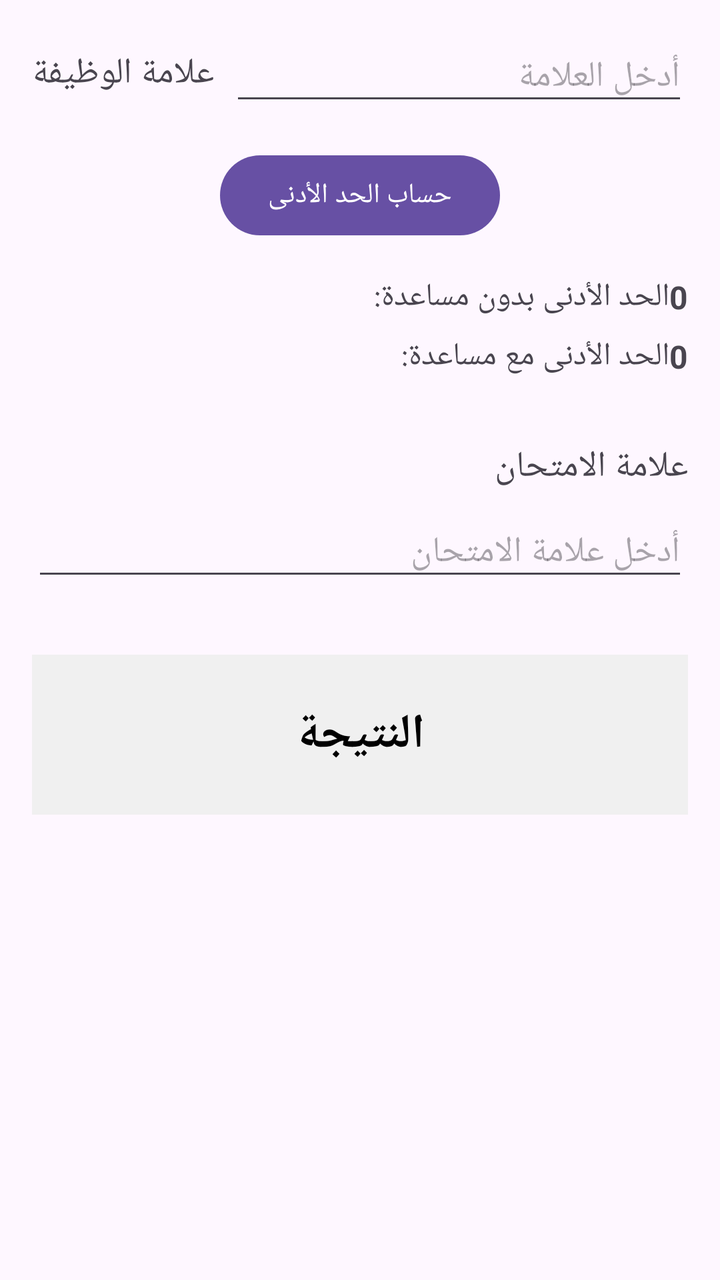
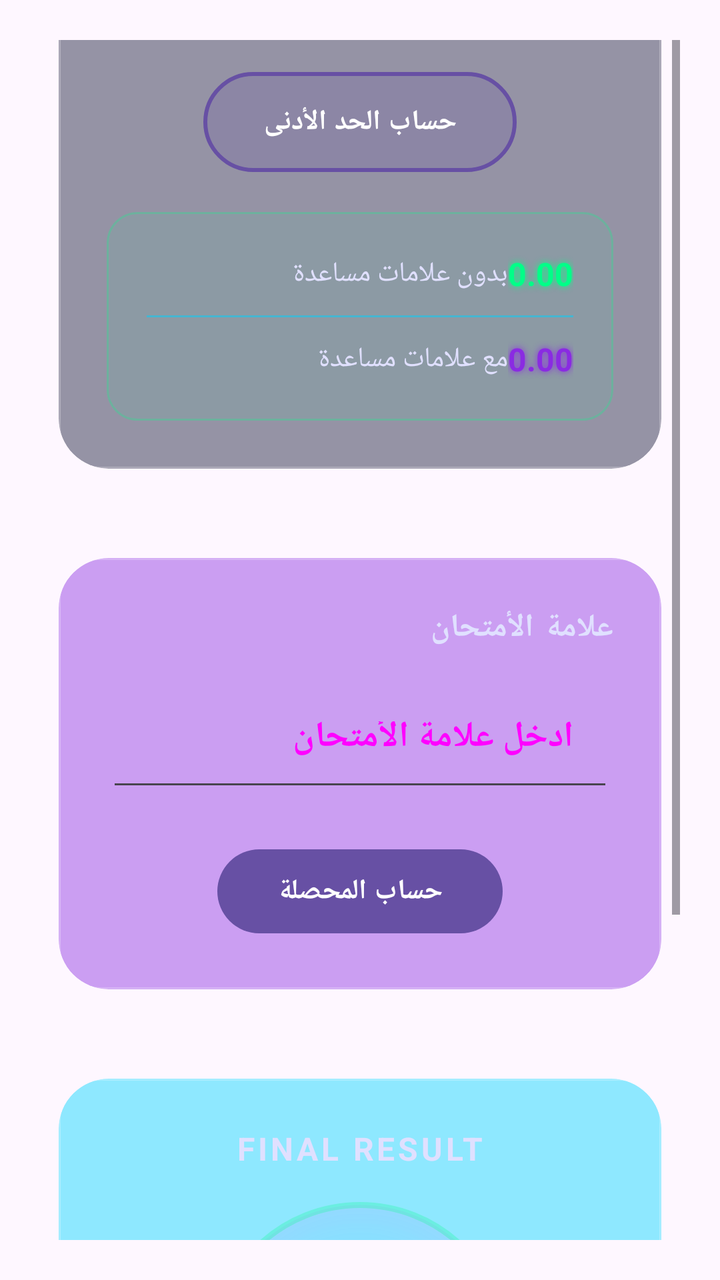

Two renders of the same Android screen: before a commit and after it. Below are the layout's source before the change and the commit's diff.
<!-- AndroidManifest.xml: application theme Theme.MXM_SVU_EXAM -->
<!-- res/layout/activity_main.xml -->
<?xml version="1.0" encoding="utf-8"?>
<LinearLayout xmlns:android="http://schemas.android.com/apk/res/android"
    android:layout_width="match_parent"
    android:layout_height="match_parent"
    android:orientation="vertical"
    android:padding="16dp">

    
    <LinearLayout
        android:layout_width="match_parent"
        android:layout_height="wrap_content"
        android:orientation="horizontal"
        android:gravity="center_vertical">

        <TextView
            android:layout_width="wrap_content"
            android:layout_height="wrap_content"
            android:text="علامة الوظيفة"
            android:textSize="18sp"
            android:layout_marginEnd="8dp" />

        <EditText
            android:id="@+id/etAssignment"
            android:layout_width="0dp"
            android:layout_height="wrap_content"
            android:layout_weight="1"
            android:inputType="numberDecimal"
            android:hint="أدخل العلامة" />

    </LinearLayout>

    
    <Button
        android:id="@+id/btnCalculateMin"
        android:layout_width="wrap_content"
        android:layout_height="wrap_content"
        android:text="حساب الحد الأدنى"
        android:layout_gravity="center"
        android:layout_marginTop="16dp" />

    
    <LinearLayout
        android:layout_width="match_parent"
        android:layout_height="wrap_content"
        android:orientation="horizontal"
        android:layout_marginTop="16dp">

        <TextView
            android:layout_width="0dp"
            android:layout_height="wrap_content"
            android:layout_weight="1"
            android:text="الحد الأدنى بدون مساعدة:"
            android:textSize="16sp" />

        <TextView
            android:id="@+id/tvMinWithoutHelp"
            android:layout_width="wrap_content"
            android:layout_height="wrap_content"
            android:text="0"
            android:textSize="16sp"
            android:textStyle="bold" />

    </LinearLayout>

    <LinearLayout
        android:layout_width="match_parent"
        android:layout_height="wrap_content"
        android:orientation="horizontal"
        android:layout_marginTop="8dp">

        <TextView
            android:layout_width="0dp"
            android:layout_height="wrap_content"
            android:layout_weight="1"
            android:text="الحد الأدنى مع مساعدة:"
            android:textSize="16sp" />

        <TextView
            android:id="@+id/tvMinWithHelp"
            android:layout_width="wrap_content"
            android:layout_height="wrap_content"
            android:text="0"
            android:textSize="16sp"
            android:textStyle="bold" />

    </LinearLayout>

    
    <TextView
        android:layout_width="match_parent"
        android:layout_height="wrap_content"
        android:text="علامة الامتحان"
        android:textSize="18sp"
        android:layout_marginTop="32dp" />

    <EditText
        android:id="@+id/etExam"
        android:layout_width="match_parent"
        android:layout_height="wrap_content"
        android:inputType="numberDecimal"
        android:hint="أدخل علامة الامتحان"
        android:layout_marginTop="8dp" />

    
    <TextView
        android:id="@+id/tvResult"
        android:layout_width="match_parent"
        android:layout_height="80dp"
        android:gravity="center"
        android:textSize="24sp"
        android:textStyle="bold"
        android:layout_marginTop="32dp"
        android:background="#f0f0f0"
        android:text="النتيجة"
        android:textColor="#000000" />

</LinearLayout>
<!-- resources referenced by this layout -->
<resources>
  <style name="Theme.MXM_SVU_EXAM" parent="Base.Theme.MXM_SVU_EXAM" />
  <style name="Base.Theme.MXM_SVU_EXAM" parent="Theme.Material3.DayNight.NoActionBar">
          
          
      </style>
</resources>

<!-- the commit's change to res/layout/activity_main.xml (unified diff, before → after) -->
@@ -1,117 +1,327 @@
 <?xml version="1.0" encoding="utf-8"?>
-<LinearLayout xmlns:android="http://schemas.android.com/apk/res/android"
+<ScrollView xmlns:android="http://schemas.android.com/apk/res/android"
+    xmlns:app="http://schemas.android.com/apk/res-auto"
     android:layout_width="match_parent"
     android:layout_height="match_parent"
-    android:orientation="vertical"
-    android:padding="16dp">
-
-    
+    android:background="@drawable/cyber_background"
+    android:padding="20dp"
+    android:fillViewport="true">
+
     <LinearLayout
         android:layout_width="match_parent"
         android:layout_height="wrap_content"
-        android:orientation="horizontal"
-        android:gravity="center_vertical">
-
-        <TextView
-            android:layout_width="wrap_content"
+        android:orientation="vertical"
+        android:layout_gravity="center">
+
+        <LinearLayout
+            android:layout_width="match_parent"
             android:layout_height="wrap_content"
-            android:text="علامة الوظيفة"
-            android:textSize="18sp"
-            android:layout_marginEnd="8dp" />
-
-        <EditText
-            android:id="@+id/etAssignment"
-            android:layout_width="0dp"
+            android:orientation="vertical"
+            android:gravity="center"
+            android:layout_marginBottom="40dp">
+
+            <TextView
+                android:layout_width="wrap_content"
+                android:layout_height="wrap_content"
+                android:text="حساب معدل النجاح"
+                android:textColor="@color/neon_pink"
+                android:textSize="42sp"
+                android:textStyle="bold"
+                android:letterSpacing="0.1"
+                android:shadowColor="@color/neon_pink"
+                android:shadowDx="0"
+                android:shadowDy="0"
+                android:shadowRadius="20" />
+
+            <TextView
+                android:layout_width="wrap_content"
+                android:layout_height="wrap_content"
+                android:text="EXAM CALCULATE"
+                android:textColor="@color/cyber_blue"
+                android:textSize="18sp"
+                android:textStyle="bold"
+                android:letterSpacing="0.2"
+                android:shadowColor="@color/cyber_blue"
+                android:shadowDx="0"
+                android:shadowDy="0"
+                android:shadowRadius="10" />
+
+        </LinearLayout>
+
+        <androidx.cardview.widget.CardView
+            android:layout_width="match_parent"
             android:layout_height="wrap_content"
-            android:layout_weight="1"
-            android:inputType="numberDecimal"
-            android:hint="أدخل العلامة" />
+            app:cardCornerRadius="25dp"
+            app:cardElevation="0dp"
+            app:cardBackgroundColor="@color/glass_dark"
+            android:layout_marginBottom="24dp"
+            app:cardUseCompatPadding="true">
+
+            <LinearLayout
+                android:layout_width="match_parent"
+                android:layout_height="wrap_content"
+                android:orientation="vertical"
+                android:padding="24dp"
+                android:background="@drawable/glass_effect">
+
+                <TextView
+                    android:layout_width="match_parent"
+                    android:layout_height="wrap_content"
+                    android:text="علامة الوظيفة"
+                    android:textColor="@color/text_cyber"
+                    android:textSize="16sp"
+                    android:textStyle="bold"
+                    android:letterSpacing="0.1"
+                    android:layout_marginBottom="16dp" />
+
+                <EditText
+                    android:id="@+id/etAssignment"
+                    android:layout_width="match_parent"
+                    android:layout_height="60dp"
+                    android:inputType="numberDecimal"
+                    android:hint="أدخال علامة الوظيفة"
+                    android:textColor="@color/text_neon"
+                    android:textColorHint="@color/cyber_blue"
+                    android:textSize="18sp"
+                    android:padding="20dp"
+                    android:background="@drawable/cyber_input"
+                    android:textStyle="bold" />
+
+                <Button
+                    android:id="@+id/btnCalculateMin"
+                    android:layout_width="wrap_content"
+                    android:layout_height="50dp"
+                    android:text="حساب الحد الأدنى"
+                    android:layout_gravity="center"
+                    android:layout_marginTop="20dp"
+                    android:paddingStart="30dp"
+                    android:paddingEnd="30dp"
+                    android:background="@drawable/cyber_button"
+                    android:textColor="@color/text_neon"
+                    android:textSize="14sp"
+                    android:textStyle="bold"
+                    android:letterSpacing="0.05" />
+
+                <LinearLayout
+                    android:layout_width="match_parent"
+                    android:layout_height="wrap_content"
+                    android:orientation="vertical"
+                    android:layout_marginTop="20dp"
+                    android:background="@drawable/neon_border"
+                    android:padding="20dp">
+
+                    <LinearLayout
+                        android:layout_width="match_parent"
+                        android:layout_height="wrap_content"
+                        android:orientation="horizontal"
+                        android:gravity="center_vertical">
+
+                        <TextView
+                            android:layout_width="0dp"
+                            android:layout_height="wrap_content"
+                            android:layout_weight="1"
+                            android:text="بدون علامات مساعدة"
+                            android:textColor="@color/text_cyber"
+                            android:textSize="14sp" />
+
+                        <TextView
+                            android:id="@+id/tvMinWithoutHelp"
+                            android:layout_width="wrap_content"
+                            android:layout_height="wrap_content"
+                            android:text="0.00"
+                            android:textColor="@color/matrix_green"
+                            android:textSize="16sp"
+                            android:textStyle="bold"
+                            android:shadowColor="@color/matrix_green"
+                            android:shadowDx="0"
+                            android:shadowDy="0"
+                            android:shadowRadius="8" />
+
+                    </LinearLayout>
+
+                    <View
+                        android:layout_width="match_parent"
+                        android:layout_height="1dp"
+                        android:background="@color/glass_blue"
+                        android:layout_marginVertical="10dp" />
+
+                    <LinearLayout
+                        android:layout_width="match_parent"
+                        android:layout_height="wrap_content"
+                        android:orientation="horizontal"
+                        android:gravity="center_vertical">
+
+                        <TextView
+                            android:layout_width="0dp"
+                            android:layout_height="wrap_content"
+                            android:layout_weight="1"
+                            android:text="مع علامات مساعدة"
+                            android:textColor="@color/text_cyber"
+                            android:textSize="14sp" />
+
+                        <TextView
+                            android:id="@+id/tvMinWithHelp"
+                            android:layout_width="wrap_content"
+                            android:layout_height="wrap_content"
+                            android:text="0.00"
+                            android:textColor="@color/electric_purple"
+                            android:textSize="16sp"
+                            android:textStyle="bold"
+                            android:shadowColor="@color/electric_purple"
+                            android:shadowDx="0"
+                            android:shadowDy="0"
+                            android:shadowRadius="8" />
+
+                    </LinearLayout>
+                </LinearLayout>
+            </LinearLayout>
+        </androidx.cardview.widget.CardView>
+
+        <androidx.cardview.widget.CardView
+            android:layout_width="match_parent"
+            android:layout_height="wrap_content"
+            app:cardCornerRadius="25dp"
+            app:cardElevation="0dp"
+            app:cardBackgroundColor="@color/glass_purple"
+            android:layout_marginBottom="24dp"
+            app:cardUseCompatPadding="true">
+
+            <LinearLayout
+                android:layout_width="match_parent"
+                android:layout_height="wrap_content"
+                android:orientation="vertical"
+                android:padding="24dp"
+                android:background="@drawable/glass_effect">
+
+                <TextView
+                    android:layout_width="match_parent"
+                    android:layout_height="wrap_content"
+                    android:text="علامة الأمتحان"
+                    android:textColor="@color/text_cyber"
+                    android:textSize="16sp"
+                    android:textStyle="bold"
+                    android:letterSpacing="0.1"
+                    android:layout_marginBottom="16dp" />
+
+                <EditText
+                    android:id="@+id/etExam"
+                    android:layout_width="match_parent"
+                    android:layout_height="60dp"
+                    android:inputType="numberDecimal"
+                    android:hint="أدخل علامة الأمتحان"
+                    android:textColor="@color/text_neon"
+                    android:textColorHint="@color/neon_pink"
+                    android:textSize="18sp"
+                    android:padding="20dp"
+                    android:textStyle="bold" />
+
+                <Button
+                    android:id="@+id/btnCalculateFinal"
+                    android:layout_width="wrap_content"
+                    android:layout_height="50dp"
+                    android:text="حساب المحصلة"
+                    android:layout_gravity="center"
+                    android:layout_marginTop="20dp"
+                    android:paddingStart="30dp"
+                    android:paddingEnd="30dp"
+                    android:textColor="@color/text_neon"
+                    android:textSize="14sp"
+                    android:textStyle="bold"
+                    android:letterSpacing="0.05" />
+            </LinearLayout>
+        </androidx.cardview.widget.CardView>
+
+        <androidx.cardview.widget.CardView
+            android:layout_width="match_parent"
+            android:layout_height="wrap_content"
+            app:cardCornerRadius="25dp"
+            app:cardElevation="0dp"
+            app:cardBackgroundColor="@color/glass_blue"
+            app:cardUseCompatPadding="true">
+
+            <LinearLayout
+                android:layout_width="match_parent"
+                android:layout_height="wrap_content"
+                android:orientation="vertical"
+                android:padding="24dp"
+                android:background="@drawable/glass_effect">
+
+                <TextView
+                    android:layout_width="match_parent"
+                    android:layout_height="wrap_content"
+                    android:text="FINAL RESULT"
+                    android:textColor="@color/text_cyber"
+                    android:textSize="16sp"
+                    android:textStyle="bold"
+                    android:letterSpacing="0.1"
+                    android:layout_marginBottom="16dp"
+                    android:gravity="center" />
+
+                <RelativeLayout
+                    android:layout_width="150dp"
+                    android:layout_height="150dp"
+                    android:layout_gravity="center"
+                    android:background="@drawable/circle_result"
+                    android:gravity="center">
+
+                    <TextView
+                        android:id="@+id/tvResult"
+                        android:layout_width="wrap_content"
+                        android:layout_height="wrap_content"
+                        android:text="0.00"
+                        android:textColor="@color/text_neon"
+                        android:textSize="28sp"
+                        android:textStyle="bold"
+                        android:layout_centerInParent="true" />
+
+                </RelativeLayout>
+
+                <TextView
+                    android:id="@+id/tvResultMessage"
+                    android:layout_width="match_parent"
+                    android:layout_height="wrap_content"
+                    android:gravity="center"
+                    android:textSize="16sp"
+                    android:layout_marginTop="16dp"
+                    android:text="Enter marks and calculate final grade"
+                    android:textColor="@color/text_cyber" />
+
+                
+                <LinearLayout
+                    android:layout_width="match_parent"
+                    android:layout_height="20dp"
+                    android:orientation="horizontal"
+                    android:layout_marginTop="16dp"
+                    android:gravity="center">
+
+                    <View
+                        android:id="@+id/indicatorSuccess"
+                        android:layout_width="0dp"
+                        android:layout_height="8dp"
+                        android:layout_weight="1"
+                        android:background="@color/matrix_green"
+                        android:alpha="0.3" />
+
+                    <View
+                        android:id="@+id/indicatorWarning"
+                        android:layout_width="0dp"
+                        android:layout_height="8dp"
+                        android:layout_weight="1"
+                        android:background="@color/neon_pink"
+                        android:alpha="0.3" />
+
+                    <View
+                        android:id="@+id/indicatorError"
+                        android:layout_width="0dp"
+                        android:layout_height="8dp"
+                        android:layout_weight="1"
+                        android:background="@color/cyber_blue"
+                        android:alpha="0.3" />
+
+                </LinearLayout>
+
+            </LinearLayout>
+        </androidx.cardview.widget.CardView>
 
     </LinearLayout>
-
-    
-    <Button
-        android:id="@+id/btnCalculateMin"
-        android:layout_width="wrap_content"
-        android:layout_height="wrap_content"
-        android:text="حساب الحد الأدنى"
-        android:layout_gravity="center"
-        android:layout_marginTop="16dp" />
-
-    
-    <LinearLayout
-        android:layout_width="match_parent"
-        android:layout_height="wrap_content"
-        android:orientation="horizontal"
-        android:layout_marginTop="16dp">
-
-        <TextView
-            android:layout_width="0dp"
-            android:layout_height="wrap_content"
-            android:layout_weight="1"
-            android:text="الحد الأدنى بدون مساعدة:"
-            android:textSize="16sp" />
-
-        <TextView
-            android:id="@+id/tvMinWithoutHelp"
-            android:layout_width="wrap_content"
-            android:layout_height="wrap_content"
-            android:text="0"
-            android:textSize="16sp"
-            android:textStyle="bold" />
-
-    </LinearLayout>
-
-    <LinearLayout
-        android:layout_width="match_parent"
-        android:layout_height="wrap_content"
-        android:orientation="horizontal"
-        android:layout_marginTop="8dp">
-
-        <TextView
-            android:layout_width="0dp"
-            android:layout_height="wrap_content"
-            android:layout_weight="1"
-            android:text="الحد الأدنى مع مساعدة:"
-            android:textSize="16sp" />
-
-        <TextView
-            android:id="@+id/tvMinWithHelp"
-            android:layout_width="wrap_content"
-            android:layout_height="wrap_content"
-            android:text="0"
-            android:textSize="16sp"
-            android:textStyle="bold" />
-
-    </LinearLayout>
-
-    
-    <TextView
-        android:layout_width="match_parent"
-        android:layout_height="wrap_content"
-        android:text="علامة الامتحان"
-        android:textSize="18sp"
-        android:layout_marginTop="32dp" />
-
-    <EditText
-        android:id="@+id/etExam"
-        android:layout_width="match_parent"
-        android:layout_height="wrap_content"
-        android:inputType="numberDecimal"
-        android:hint="أدخل علامة الامتحان"
-        android:layout_marginTop="8dp" />
-
-    
-    <TextView
-        android:id="@+id/tvResult"
-        android:layout_width="match_parent"
-        android:layout_height="80dp"
-        android:gravity="center"
-        android:textSize="24sp"
-        android:textStyle="bold"
-        android:layout_marginTop="32dp"
-        android:background="#f0f0f0"
-        android:text="النتيجة"
-        android:textColor="#000000" />
-
-</LinearLayout>
+</ScrollView>
<!-- resource entries referenced after the edit -->
@@ -1,5 +1,89 @@
 <!-- resources referenced by this layout -->
 <resources>
+  <color name="cyber_blue">#00D4FF</color>
+  <color name="electric_purple">#8A2BE2</color>
+  <color name="glass_blue">#8000D4FF</color>
+  <color name="glass_dark">#80111133</color>
+  <color name="glass_purple">#808A2BE2</color>
+  <color name="matrix_green">#00FF88</color>
+  <color name="neon_pink">#FF00FF</color>
+  <color name="text_cyber">#E0E0FF</color>
+  <color name="text_neon">#FFFFFF</color>
+  <!-- drawable circle_result (drawable) -->
+  <?xml version="1.0" encoding="utf-8"?>
+  <shape xmlns:android="http://schemas.android.com/apk/res/android"
+      android:shape="oval">
+      <gradient
+          android:type="radial"
+          android:gradientRadius="75dp"
+          android:centerX="0.5"
+          android:centerY="0.5"
+          android:startColor="#4000FF88"
+          android:centerColor="#2000D4FF"
+          android:endColor="#10FF00FF" />
+      <stroke
+          android:width="3dp"
+          android:color="#4000FF88" />
+  </shape>
+  <!-- drawable cyber_background (drawable) -->
+  <?xml version="1.0" encoding="utf-8"?>
+  <layer-list xmlns:android="http://schemas.android.com/apk/res/android">
+      <item>
+          <shape android:shape="rectangle">
+              <gradient
+                  android:angle="135"
+                  android:startColor="#0A0A1A"
+                  android:centerColor="#151530"
+                  android:endColor="#1A1A40" />
+          </shape>
+      </item>
+      <item>
+          <bitmap
+              android:tileMode="repeat"
+              android:alpha="0.1" />
+      </item>
+  </layer-list>
+  <!-- drawable cyber_button (drawable) -->
+  <?xml version="1.0" encoding="utf-8"?>
+  <shape xmlns:android="http://schemas.android.com/apk/res/android">
+      <solid android:color="#3000D4FF" />
+      <corners android:radius="25dp" />
+      <stroke
+          android:width="2dp"
+          android:color="#00D4FF" />
+  </shape>
+  <!-- drawable cyber_input (drawable) -->
+  <?xml version="1.0" encoding="utf-8"?>
+  <shape xmlns:android="http://schemas.android.com/apk/res/android">
+      <solid android:color="#2000D4FF" />
+      <corners android:radius="15dp" />
+      <stroke
+          android:width="2dp"
+          android:color="#4000D4FF" />
+      <padding
+          android:left="16dp"
+          android:top="16dp"
+          android:right="16dp"
+          android:bottom="16dp" />
+  </shape>
+  <!-- drawable glass_effect (drawable) -->
+  <?xml version="1.0" encoding="utf-8"?>
+  <shape xmlns:android="http://schemas.android.com/apk/res/android">
+      <corners android:radius="20dp" />
+      <solid android:color="#20FFFFFF" />
+      <stroke
+          android:width="1dp"
+          android:color="#40FFFFFF" />
+  </shape>
+  <!-- drawable neon_border (drawable) -->
+  <?xml version="1.0" encoding="utf-8"?>
+  <shape xmlns:android="http://schemas.android.com/apk/res/android">
+      <solid android:color="#1000FF88" />
+      <corners android:radius="15dp" />
+      <stroke
+          android:width="1dp"
+          android:color="#4000FF88" />
+  </shape>
   <style name="Theme.MXM_SVU_EXAM" parent="Base.Theme.MXM_SVU_EXAM" />
   <style name="Base.Theme.MXM_SVU_EXAM" parent="Theme.Material3.DayNight.NoActionBar">
           
